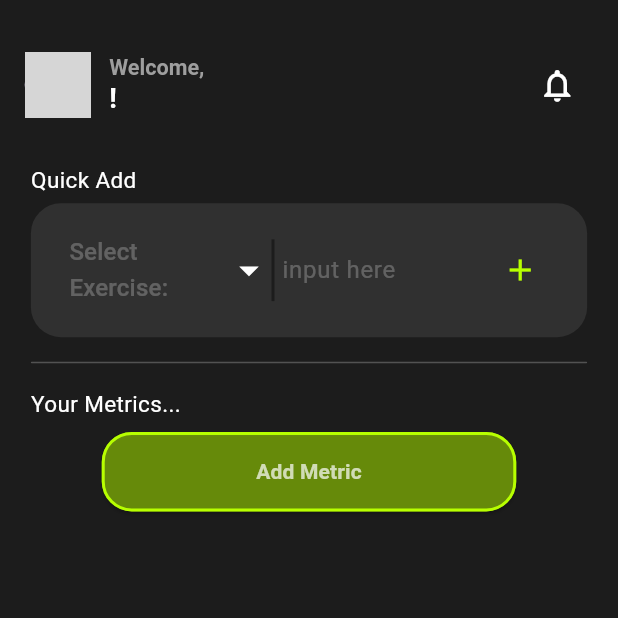
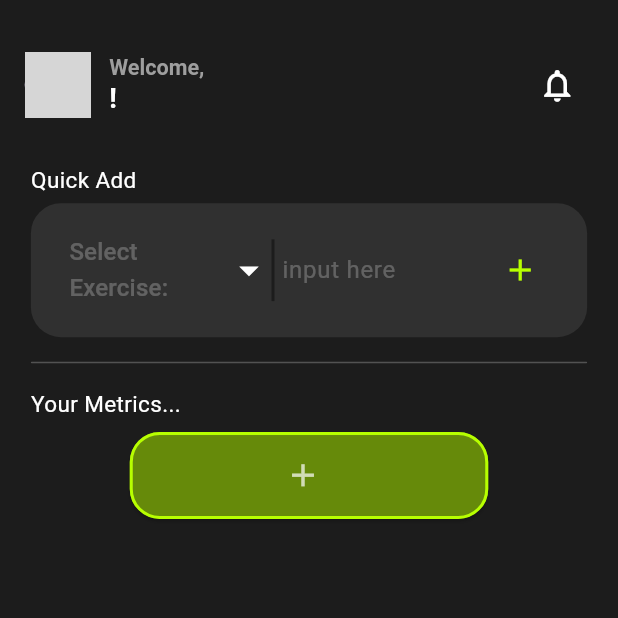
Before and after one commit to AugustanaCSC490Spring2025/Stryke, a Flutter app: the HomePage screen opened directly, on a phone screen of 412 x 824 dp, the top half of it. Run offline on Flutter 3.47's test engine with Material 3 defaults, Android fonts, the phone set to English and light mode, and no system bars; our stand-ins replace cloud_firestore, firebase_auth, firebase_core, fl_chart, google_fonts, google_sign_in; accounts and stored records are empty; network calls fail; grey boxes are pictures that could not be loaded.

Commit message:
Quick Fixes

```diff
--- a/stryke_main/lib/components/main_navigation.dart
+++ b/stryke_main/lib/components/main_navigation.dart
@@ -1,8 +1,6 @@
 import 'package:flutter/material.dart';
-import '../screens/home/goal_screen.dart';
 import '../screens/home/home_screen.dart';
 import '../screens/home/personal_screen.dart';
-import '../screens/home/progress_screen.dart';
 
 class MainNavigation extends StatefulWidget {
   final int index;
--- a/stryke_main/lib/screens/home/home_screen.dart
+++ b/stryke_main/lib/screens/home/home_screen.dart
@@ -306,11 +306,12 @@ class _HomePageState extends State<HomePage> {
                             refreshState: () => setState(() {}),
                           );
                         },
-                        child: const Text(
-                          "Add Metric",
-                          style: TextStyle(
-                              color: Colors.white70,
-                              fontWeight: FontWeight.bold),
+                        child: const Row(
+                          mainAxisSize: MainAxisSize.min,
+                          children: [
+                            Icon(Icons.add, color: Colors.white70, size: 25),
+                            SizedBox(width: 8),  // Space between icon and text
+                          ],
                         ),
                       ),
                     ),
--- a/stryke_main/lib/screens/home/input_screen.dart
+++ b/stryke_main/lib/screens/home/input_screen.dart
@@ -436,7 +436,7 @@ class _InputScreenState extends State<InputScreen> {
                   verticalSpacing(screenHeight * 0.03),
 
                   GoalProgressWidget(
-                    currentWeight: 120,
+                    currentWeight: 170,
                     goalWeight: goalValue,
                     onEdit: _showEditGoalDialog,
                   )
--- a/stryke_main/lib/screens/home/personal_screen.dart
+++ b/stryke_main/lib/screens/home/personal_screen.dart
@@ -14,8 +14,6 @@ class PersonalScreen extends StatefulWidget {
   @override
   State<PersonalScreen> createState() => _PersonalScreenState();
 }
-
-
 
 class _PersonalScreenState extends State<PersonalScreen> {
   final myUser = FirebaseAuth.instance.currentUser;
```
